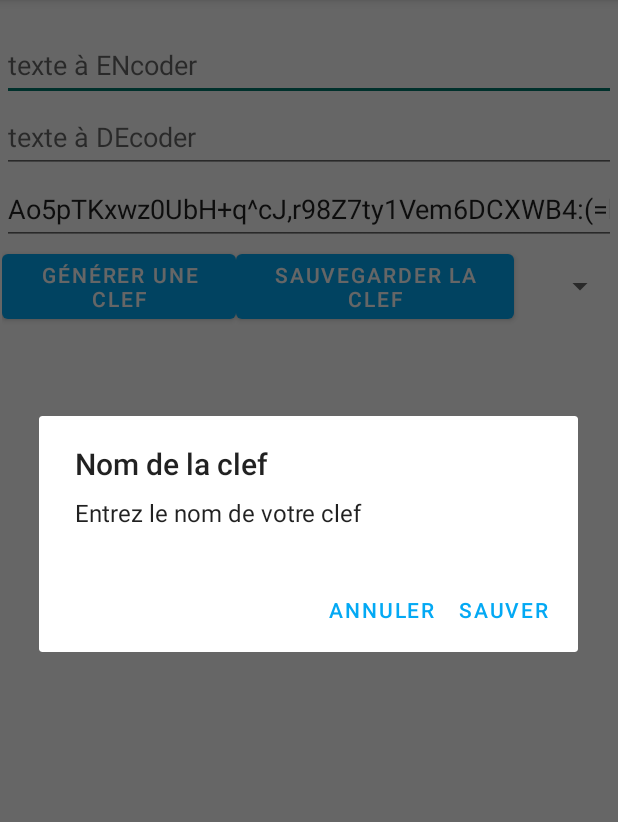
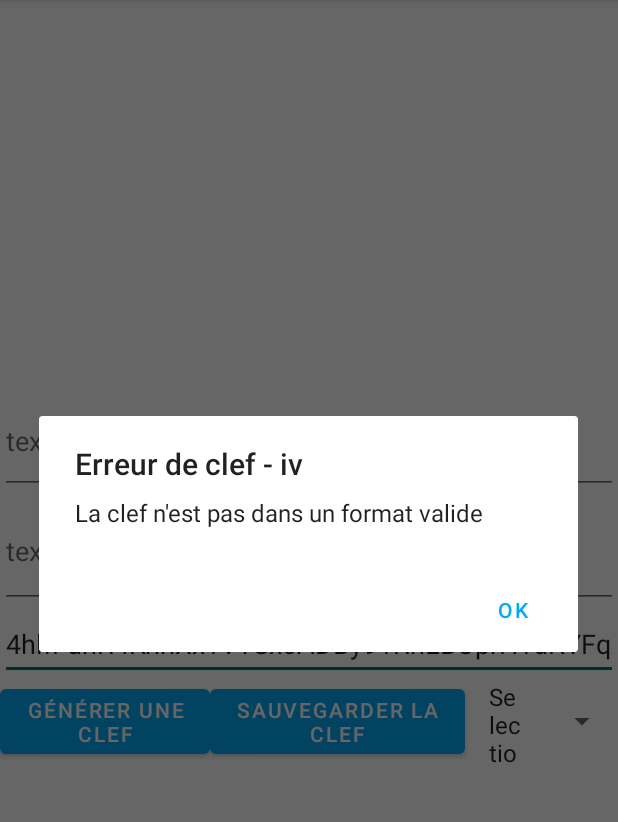
Before and after one commit to AlexandreLourencinho/LeTranscodeurApk, an Android app: the LeTranscodeur screen opened directly, with no data from a screen before it, after a tap on "SAUVEGARDER LA CLEF", on a phone screen of 412 x 824 dp, the part 84-906 px from its top. Run offline under Robolectric (Android 15) with nearby library versions, the phone set to English and light mode, and no system bars; 1 other tap on this screen came first.

Commit message:
transcodeur java propre presque finit

```diff
--- a/app/src/main/java/pt/loual/letranscodeur/LeTranscodeur.java
+++ b/app/src/main/java/pt/loual/letranscodeur/LeTranscodeur.java
@@ -6,18 +6,28 @@ import android.os.Bundle;
 import android.text.Editable;
 import android.text.TextWatcher;
 import android.view.View;
+import android.widget.AdapterView;
+import android.widget.ArrayAdapter;
 import android.widget.Button;
 import android.widget.EditText;
+import android.widget.Spinner;
 
 import androidx.annotation.RequiresApi;
 import androidx.appcompat.app.AppCompatActivity;
 import androidx.appcompat.widget.TooltipCompat;
 
+import java.util.ArrayList;
+import java.util.HashMap;
+
+import pt.loual.letranscodeur.model.BaseClefs;
+import pt.loual.letranscodeur.model.BoiteAEncryptage;
+import pt.loual.letranscodeur.model.Clefs;
 import pt.loual.letranscodeur.outils.GenClef;
 import pt.loual.letranscodeur.outils.Transcodeur;
 
 
-public class LeTranscodeur extends AppCompatActivity {
+public class LeTranscodeur extends AppCompatActivity
+{
 
     private EditText chmpEncode;
     private EditText chmpDecode;
@@ -26,11 +36,15 @@ public class LeTranscodeur extends AppCompatActivity {
     private GenClef genClef;
     private Button boutonGenererClef;
     private Button boutonSauverClef;
-    final EditText champNom = new EditText(this);
+    private EditText champNom;
+    private Spinner spinnerClefs;
+    private ArrayList<Clefs> arrayListClefs;
+    private ArrayAdapter<Clefs> adapterListeClefs;
 
 
     @Override
-    protected void onCreate(Bundle savedInstanceState) {
+    protected void onCreate(Bundle savedInstanceState)
+    {
         super.onCreate(savedInstanceState);
         setContentView(R.layout.activity_le_transcodeur);
         chmpEncode = findViewById(R.id.chmpDecode);
@@ -38,54 +52,71 @@ public class LeTranscodeur extends AppCompatActivity {
         chmpClef = findViewById(R.id.chmpClef);
         boutonGenererClef = findViewById(R.id.boutonGenerer);
         boutonSauverClef = findViewById(R.id.boutonSauver);
+        spinnerClefs = findViewById(R.id.spinnerClef);
 
-        TooltipCompat.setTooltipText(chmpEncode,this.getString(R.string.tooltip_encoder));
-        TooltipCompat.setTooltipText(chmpDecode,this.getString(R.string.tooltip_decoder));
-        TooltipCompat.setTooltipText(chmpClef,this.getString(R.string.tooltip_clef));
+        TooltipCompat.setTooltipText(chmpEncode, this.getString(R.string.tooltip_encoder));
+        TooltipCompat.setTooltipText(chmpDecode, this.getString(R.string.tooltip_decoder));
+        TooltipCompat.setTooltipText(chmpClef, this.getString(R.string.tooltip_clef));
+
+        BaseClefs bdd = new BaseClefs(this);
+        bdd.creerDefaut();
+        arrayListClefs = bdd.liste();
+        adapterListeClefs = new ArrayAdapter<>(this, android.R.layout.simple_list_item_1, android.R.id.text1, this.arrayListClefs);
+        spinnerClefs.setAdapter(adapterListeClefs);
+        registerForContextMenu(spinnerClefs);
+        spinnerClefs.setSelection(0);
 
 
-        chmpEncode.addTextChangedListener(new TextWatcher() {
+        chmpEncode.addTextChangedListener(new TextWatcher()
+        {
             @Override
-            public void beforeTextChanged(CharSequence charSequence, int i, int i1, int i2) {
+            public void beforeTextChanged(CharSequence charSequence, int i, int i1, int i2)
+            {
 
             }
 
             @RequiresApi(api = Build.VERSION_CODES.O)
             @Override
-            public void onTextChanged(CharSequence charSequence, int i, int i1, int i2) {
-                if(chmpEncode.isFocused())
+            public void onTextChanged(CharSequence charSequence, int i, int i1, int i2)
             {
-                    if(chmpClef.getText().toString().equals("")){
+                if (chmpClef.getText().toString().equals("")) {
+                    if (chmpEncode.isFocused()) {
                         chmpEncode.setEnabled(false);
                         chmpDecode.setEnabled(false);
-                    }else{
+                    }
+                }else {
+                    chmpEncode.setEnabled(true);
+                    chmpDecode.setEnabled(true);
+                    System.out.println(chmpClef.getText().toString());
                     trans = new Transcodeur(chmpClef.getText().toString());
                     chmpDecode.setText(trans.encode(chmpEncode.getText().toString()));
                 }
             }
-            }
 
             @Override
-            public void afterTextChanged(Editable editable) {
+            public void afterTextChanged(Editable editable)
+            {
 
             }
         });
 
-        chmpDecode.addTextChangedListener(new TextWatcher() {
+        chmpDecode.addTextChangedListener(new TextWatcher()
+        {
             @Override
-            public void beforeTextChanged(CharSequence charSequence, int i, int i1, int i2) {
+            public void beforeTextChanged(CharSequence charSequence, int i, int i1, int i2)
+            {
 
             }
 
             @RequiresApi(api = Build.VERSION_CODES.O)
             @Override
-            public void onTextChanged(CharSequence charSequence, int i, int i1, int i2) {
-                if(chmpDecode.isFocused())
+            public void onTextChanged(CharSequence charSequence, int i, int i1, int i2)
             {
-                    if(chmpClef.getText().toString().equals("")){
+                if (chmpDecode.isFocused()) {
+                    if (chmpClef.getText().toString().equals("")) {
                         chmpEncode.setEnabled(false);
                         chmpDecode.setEnabled(false);
-                    }else{
+                    } else {
                         trans = new Transcodeur(chmpClef.getText().toString());
                         chmpEncode.setText(trans.decode(chmpDecode.getText().toString()));
                     }
@@ -94,8 +125,57 @@ public class LeTranscodeur extends AppCompatActivity {
             }
 
             @Override
-            public void afterTextChanged(Editable editable) {
+            public void afterTextChanged(Editable editable)
+            {
 
+            }
+        });
+
+        chmpClef.addTextChangedListener(new TextWatcher()
+        {
+            @Override
+            public void beforeTextChanged(CharSequence charSequence, int i, int i1, int i2)
+            {
+
+            }
+
+            @Override
+            public void onTextChanged(CharSequence charSequence, int i, int i1, int i2)
+            {
+                if(chmpClef.getText().toString().equals("")){
+                    chmpEncode.setEnabled(false);
+                    chmpDecode.setEnabled(false);
+                }else{
+                    chmpEncode.setEnabled(true);
+                    chmpDecode.setEnabled(true);
+                }
+
+            }
+
+            @Override
+            public void afterTextChanged(Editable editable)
+            {
+
+            }
+        });
+
+        spinnerClefs.setOnItemSelectedListener(new AdapterView.OnItemSelectedListener()
+        {
+            @Override
+            public void onItemSelected(AdapterView<?> adapterView, View view, int i, long l)
+            {
+                if (i == 0) {
+                    chmpClef.setText("");
+                } else {
+                    Clefs clef = (Clefs) adapterView.getItemAtPosition(i);
+                    chmpClef.setText(clef.getContenu());
+                }
+            }
+
+            @Override
+            public void onNothingSelected(AdapterView<?> adapterView)
+            {
+                chmpClef.setText("");
             }
         });
 
@@ -105,32 +185,77 @@ public class LeTranscodeur extends AppCompatActivity {
 
     }
 
+    @RequiresApi(api = Build.VERSION_CODES.O)
     public void genererClef(View view)
     {
         genClef = new GenClef();
-        chmpClef.setText(genClef.randomKey());
+        chmpClef.setText(BoiteAEncryptage.encrypt(genClef.randomKey()));
     }
 
     public void sauverClef(View view)
     {
-        AlertDialog.Builder alerte = new AlertDialog.Builder(this);
-        alerte.setTitle(R.string.titreEntrerNom);
-        alerte.setMessage(R.string.entrerNom);
-        alerte.setView(champNom);
-        alerte.setPositiveButton(R.string.sauver, (dialogInterface, i) -> {
-            if(champNom.getText().toString().equals(""))
+        if (chmpClef.getText().toString().equals("")) {
+            AlertDialog.Builder alertons = new AlertDialog.Builder(LeTranscodeur.this);
+            alertons.setTitle(R.string.titreErreurClefVide)
+                    .setMessage(R.string.erreurClefVide)
+                    .setNeutralButton(R.string.OK, ((dialogInterface, i) ->
                     {
                         dialogInterface.dismiss();
+                    }))
+                    .show();
+        } else {
+            if(!testClef(chmpClef.getText().toString())){
+                AlertDialog.Builder alarm = new AlertDialog.Builder(LeTranscodeur.this);
+                alarm.setTitle(R.string.titreClefInvalide)
+                        .setMessage(R.string.messageClefInvalide)
+                        .setNegativeButton(R.string.OK,(dialogInterface, i) ->dialogInterface.dismiss())
+                        .show();
+
+            }else{
+                AlertDialog.Builder alerte = new AlertDialog.Builder(this);
+                champNom = new EditText(this);
+                alerte.setTitle(R.string.titreEntrerNom)
+                        .setMessage(R.string.entrerNom)
+                        .setView(champNom)
+                        .setPositiveButton(R.string.sauver, (dialogInterface, i) ->
+                        {
+                            if (champNom.getText().toString().equals("")) {
+                                dialogInterface.dismiss();
                                 AlertDialog.Builder alert = new AlertDialog.Builder(LeTranscodeur.this);
-                alert.setTitle(R.string.titreNomVide);
-                alert.setMessage(R.string.nomVide);
-                alert.setPositiveButton(R.string.OK, (dialogInterface1, i1) -> {
+                                alert.setTitle(R.string.titreNomVide)
+                                        .setMessage(R.string.nomVide)
+                                        .setPositiveButton(R.string.OK, (dialogInterface1, i1) ->
+                                        {
                                             dialogInterface1.dismiss();
                                             sauverClef(view);
-                });
-            }else{
-                //sauverclef
-                chmpDecode.setText(champNom.getText().toString());
+                                        })
+                                        .show();
+                            } else {
+                                String nom = champNom.getText().toString();
+                                Clefs clef = new Clefs(nom, chmpClef.getText().toString());
+                                BaseClefs bdd = new BaseClefs(this);
+                                HashMap<Boolean, String> resultat = bdd.ajouter(clef);
+                                if (resultat.containsValue(true)) {
+                                    dialogInterface.dismiss();
+                                    String str = resultat.get(false);
+                                    AlertDialog.Builder alert = new AlertDialog.Builder(LeTranscodeur.this);
+                                    alert.setMessage(R.string.erreurInsertion + " " + str)
+                                            .setTitle(R.string.titreErreurInsertion)
+                                            .setNeutralButton(R.string.OK, ((dialogInterface1, i1) ->
+                                            {
+                                                dialogInterface1.dismiss();
+                                            }))
+                                            .show();
+                                } else {
+                                    AlertDialog.Builder alert = new AlertDialog.Builder(LeTranscodeur.this);
+                                    alert.setMessage(R.string.reussiteInsertion)
+                                            .setTitle(R.string.titreReussiteInsertion)
+                                            .setPositiveButton(R.string.OK, ((dialogInterface1, i1) ->
+                                            {
+                                                dialogInterface1.dismiss();
+                                            }))
+                                            .show();
+                                }
                             }
                         })
                         .setNegativeButton(R.string.annuler, (dialogInterface, i) -> dialogInterface.dismiss())
@@ -138,4 +263,18 @@ public class LeTranscodeur extends AppCompatActivity {
             }
 
 
+
         }
+    }
+
+    public Boolean testClef(String clef)
+    {
+        if(chmpClef.getText().toString().matches("^([A-Za-z0-9+/]{4})*([A-Za-z0-9+/]{3}=|[A-Za-z0-9+/]{2}==)?$") && chmpClef.length()%4 ==0){
+            return true;
+        }else{
+            return false;
+        }
+    }
+
+
+}
--- a/app/src/main/java/pt/loual/letranscodeur/model/Clefs.java
+++ b/app/src/main/java/pt/loual/letranscodeur/model/Clefs.java
@@ -44,4 +44,9 @@ public class Clefs {
     public void setContenu(String contenu) {
         this.contenu = contenu;
     }
+
+    @Override
+    public String toString() {
+        return this.nom;
+    }
 }
--- a/app/src/main/java/pt/loual/letranscodeur/model/DAOinterface.java
+++ b/app/src/main/java/pt/loual/letranscodeur/model/DAOinterface.java
@@ -5,7 +5,7 @@ import java.util.HashMap;
 
 public interface DAOinterface<T> {
 
-    HashMap<Boolean,Object> ajouter(T o);
+    HashMap<Boolean,String> ajouter(T o);
     HashMap<Boolean,Object> modifier(T o);
     HashMap<Boolean,Object> supprimer(T o);
     ArrayList<T> liste();
--- a/app/src/main/res/layout/activity_le_transcodeur.xml
+++ b/app/src/main/res/layout/activity_le_transcodeur.xml
@@ -7,8 +7,8 @@
     tools:context=".LeTranscodeur">
 
     <LinearLayout
-        android:layout_width="409dp"
-        android:layout_height="729dp"
+        android:layout_width="wrap_content"
+        android:layout_height="wrap_content"
         android:layout_marginStart="16dp"
         android:layout_marginTop="16dp"
         android:layout_marginEnd="16dp"
@@ -22,7 +22,7 @@
         <EditText
             android:id="@+id/chmpDecode"
             android:layout_width="match_parent"
-            android:layout_height="wrap_content"
+            android:layout_height="70dp"
             android:ems="10"
             android:hint="@string/txt_encoder"
             android:inputType="textPersonName"
@@ -31,7 +31,7 @@
         <EditText
             android:id="@+id/chmpEncode"
             android:layout_width="match_parent"
-            android:layout_height="wrap_content"
+            android:layout_height="76dp"
             android:ems="10"
             android:hint="@string/txt_decoder"
             android:inputType="textPersonName"
@@ -66,8 +66,8 @@
                 android:text="@string/boutonSauver" />
 
             <Spinner
-                android:id="@+id/spinner"
-                android:layout_width="91dp"
+                android:id="@+id/spinnerClef"
+                android:layout_width="141dp"
                 android:layout_height="match_parent"
                 android:layout_weight="1" />
 
--- a/app/src/main/res/values/strings.xml
+++ b/app/src/main/res/values/strings.xml
@@ -1,4 +1,5 @@
 <resources>
+<!--    <string name=""></string>-->
     <string name="app_name">LeTranscodeur</string>
     <string name="loualInd">le transcodeur</string>
     <string name="trns_logo">Par LouAl Industries</string>
@@ -25,6 +26,16 @@
     <string name="titreNomVide">Nom vide</string>
     <string name="nomVide">Vous devez entrer un nom pour pouvoir enregistrer votre clef</string>
 <!--    <string name="baseClef">BaseClef</string>-->
+    <string name="erreurInsertion">La clef n\'a pas pu être sauvegardée.</string>
+    <string name="titreErreurInsertion">Erreur DAO-I</string>
+    <string name="reussiteInsertion">La clef a été correctement sauvegardée.</string>
+    <string name="titreReussiteInsertion">Sauvegarde réussie !</string>
+    <string name="titreErreurClefVide">Erreur de clef - vi</string>
+    <string name="erreurClefVide">Il n\'y a pas de clef valide dans le champ correspondant !</string>
+    <string name="titreClefInvalide">Erreur de clef - iv</string>
+    <string name="messageClefInvalide">La clef n\'est pas dans un format valide</string>
+<!--    <string name=""></string>-->
+
 
 
 </resources>
```
Also changed, not shown: app/src/main/java/pt/loual/letranscodeur/model/BaseClefs.java (+8 -6 lines), app/src/main/java/pt/loual/letranscodeur/outils/Transcodeur.java (+10 -0 lines), 1 other file. Lines whose indentation alone changed are shown as unchanged.
